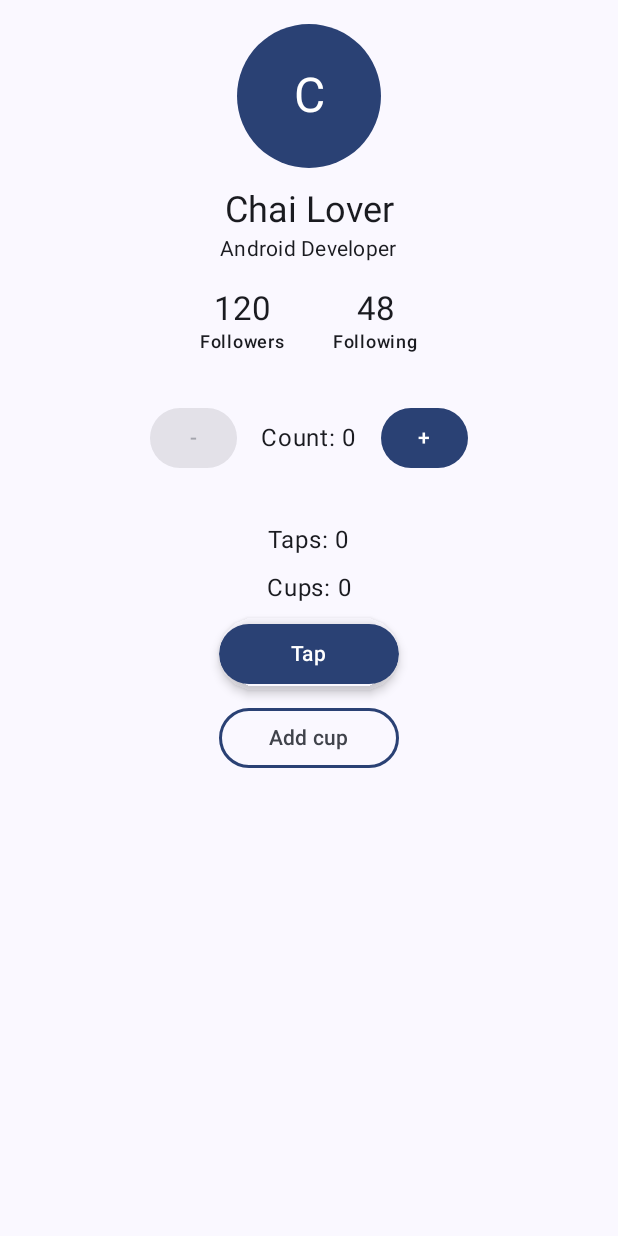
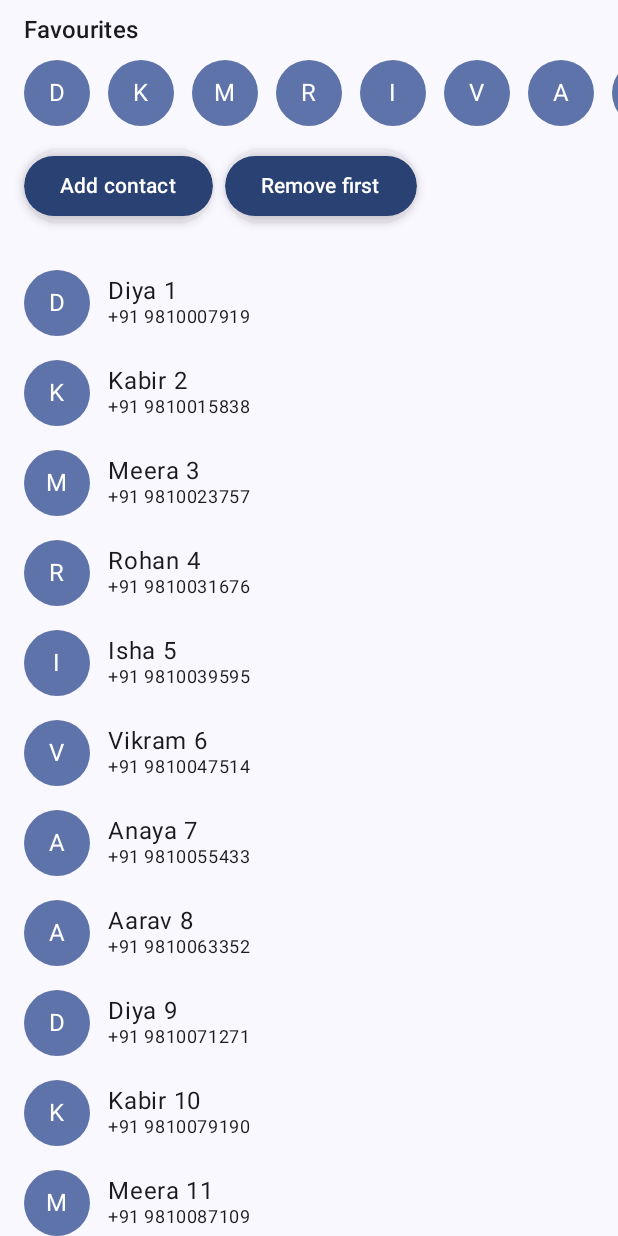
Before and after one commit to jaythanki18/Android-ChaiPrep-Roadmap, an Android app built with Jetpack Compose: the screen it shows after launch (MainActivity), on a phone screen of 412 x 824 dp. Run offline under Robolectric (Android 15) with nearby library versions, the phone set to English and light mode, and no system bars.

Commit message:
Week1 Day3: lazy lists, item keys, dynamic contact list

```diff
--- a/Week1/Declarative-UI-with-Jetpack-Compose/app/src/main/java/com/example/declarative_ui_with_jetpack_compose/MainActivity.kt
+++ b/Week1/Declarative-UI-with-Jetpack-Compose/app/src/main/java/com/example/declarative_ui_with_jetpack_compose/MainActivity.kt
@@ -15,6 +15,7 @@ import androidx.compose.ui.tooling.preview.Preview
 import com.example.declarative_ui_with_jetpack_compose.day1.CounterScreen
 import com.example.declarative_ui_with_jetpack_compose.day1.ProfileScreen
 import com.example.declarative_ui_with_jetpack_compose.day2.RecompositionDemo
+import com.example.declarative_ui_with_jetpack_compose.day3.ContactListScreen
 import com.example.declarative_ui_with_jetpack_compose.ui.theme.DeclarativeUIwithJetpackComposeTheme
 
 class MainActivity : ComponentActivity() {
@@ -24,7 +25,8 @@ class MainActivity : ComponentActivity() {
         setContent {
             DeclarativeUIwithJetpackComposeTheme {
                 Scaffold(modifier = Modifier.fillMaxSize()) { innerPadding ->
-                    Day1Screen(modifier = Modifier.padding(innerPadding))
+                    // Day 3 screen is a lazy list, so it can't share a non-scrolling Column with Day 1/2 content.
+                    ContactListScreen(modifier = Modifier.padding(innerPadding))
                 }
             }
         }
--- /dev/null
+++ b/Week1/Declarative-UI-with-Jetpack-Compose/app/src/main/java/com/example/declarative_ui_with_jetpack_compose/day3/ContactListScreen.kt
@@ -0,0 +1,112 @@
+package com.example.declarative_ui_with_jetpack_compose.day3
+
+import androidx.compose.foundation.background
+import androidx.compose.foundation.layout.Arrangement
+import androidx.compose.foundation.layout.Box
+import androidx.compose.foundation.layout.Column
+import androidx.compose.foundation.layout.PaddingValues
+import androidx.compose.foundation.layout.Row
+import androidx.compose.foundation.layout.fillMaxSize
+import androidx.compose.foundation.layout.fillMaxWidth
+import androidx.compose.foundation.layout.padding
+import androidx.compose.foundation.layout.size
+import androidx.compose.foundation.lazy.LazyColumn
+import androidx.compose.foundation.lazy.LazyRow
+import androidx.compose.foundation.lazy.items
+import androidx.compose.foundation.shape.CircleShape
+import androidx.compose.material3.MaterialTheme
+import androidx.compose.material3.Text
+import androidx.compose.runtime.Composable
+import androidx.compose.runtime.mutableStateListOf
+import androidx.compose.runtime.remember
+import androidx.compose.ui.Alignment
+import androidx.compose.ui.Modifier
+import androidx.compose.ui.draw.clip
+import androidx.compose.ui.tooling.preview.Preview
+import androidx.compose.ui.unit.dp
+import com.example.declarative_ui_with_jetpack_compose.day2.ChaiButton
+import com.example.declarative_ui_with_jetpack_compose.ui.theme.DeclarativeUIwithJetpackComposeTheme
+
+data class Contact(val id: Int, val name: String, val phone: String)
+
+private val sampleNames = listOf("Aarav", "Diya", "Kabir", "Meera", "Rohan", "Isha", "Vikram", "Anaya")
+
+private fun sampleContact(id: Int) = Contact(
+    id = id,
+    name = "${sampleNames[id % sampleNames.size]} $id",
+    phone = "+91 98${(10000000 + id * 7919).toString().takeLast(8)}",
+)
+
+@Composable
+fun ContactListScreen(modifier: Modifier = Modifier) {
+    // Observable list: add/remove triggers recomposition of only the affected rows.
+    val contacts = remember { mutableStateListOf<Contact>().apply { addAll((1..30).map(::sampleContact)) } }
+    val nextId =remember { intArrayOf(31) }
+
+    Column(modifier = modifier.fillMaxSize()) {
+        Text("Favourites", style = MaterialTheme.typography.titleMedium, modifier = Modifier.padding(16.dp, 8.dp))
+        FavouritesRow(contacts.take(8))
+
+        Row(
+            modifier = Modifier.fillMaxWidth().padding(16.dp),
+            horizontalArrangement = Arrangement.spacedBy(8.dp),
+        ) {
+            ChaiButton(text = "Add contact", onClick = { contacts.add(0, sampleContact(nextId[0]++)) })
+            ChaiButton(
+                text = "Remove first",
+                onClick = { if (contacts.isNotEmpty()) contacts.removeAt(0) },
+            )
+        }
+
+        LazyColumn(contentPadding = PaddingValues(horizontal = 16.dp, vertical = 8.dp)) {
+            // key keeps each row's identity stable when items are inserted or removed,
+            // so Compose reuses the right row instead of recomposing everything below.
+            items(items = contacts, key = { it.id }) { contact ->
+                ContactRow(contact)
+            }
+        }
+    }
+}
+
+@Composable
+private fun FavouritesRow(contacts: List<Contact>) {
+    LazyRow(
+        contentPadding = PaddingValues(horizontal = 16.dp),
+        horizontalArrangement = Arrangement.spacedBy(12.dp),
+    ) {
+        items(items = contacts, key = { it.id }) { contact ->
+            Avatar(contact.name)
+        }
+    }
+}
+
+@Composable
+fun ContactRow(contact: Contact, modifier: Modifier = Modifier) {
+    Row(
+        modifier = modifier.fillMaxWidth().padding(vertical = 8.dp),
+        verticalAlignment = Alignment.CenterVertically,
+        horizontalArrangement = Arrangement.spacedBy(12.dp),
+    ) {
+        Avatar(contact.name)
+        Column {
+            Text(contact.name, style = MaterialTheme.typography.bodyLarge)
+            Text(contact.phone, style = MaterialTheme.typography.bodySmall)
+        }
+    }
+}
+
+@Composable
+private fun Avatar(name: String) {
+    Box(
+        modifier = Modifier.size(44.dp).clip(CircleShape).background(MaterialTheme.colorScheme.primaryContainer),
+        contentAlignment = Alignment.Center,
+    ) {
+        Text(name.first().toString(), color = MaterialTheme.colorScheme.onPrimaryContainer)
+    }
+}
+
+@Preview(showBackground = true)
+@Composable
+private fun ContactListScreenPreview() {
+    DeclarativeUIwithJetpackComposeTheme { ContactListScreen() }
+}
```
Also changed, not shown: 2 other files.
